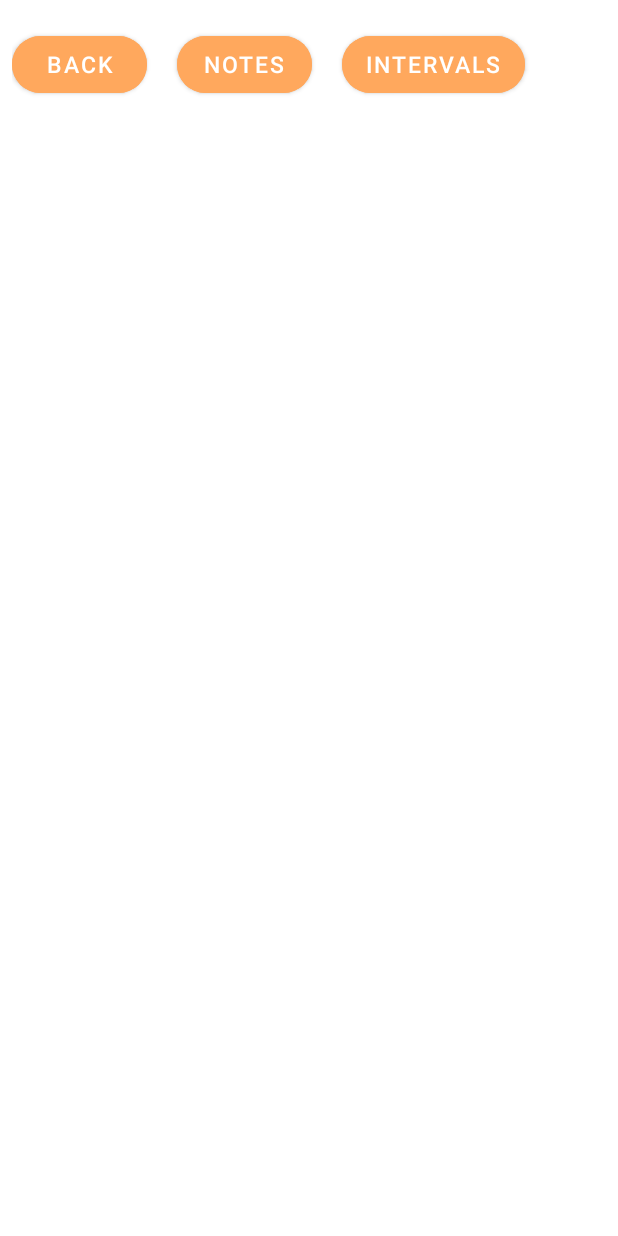
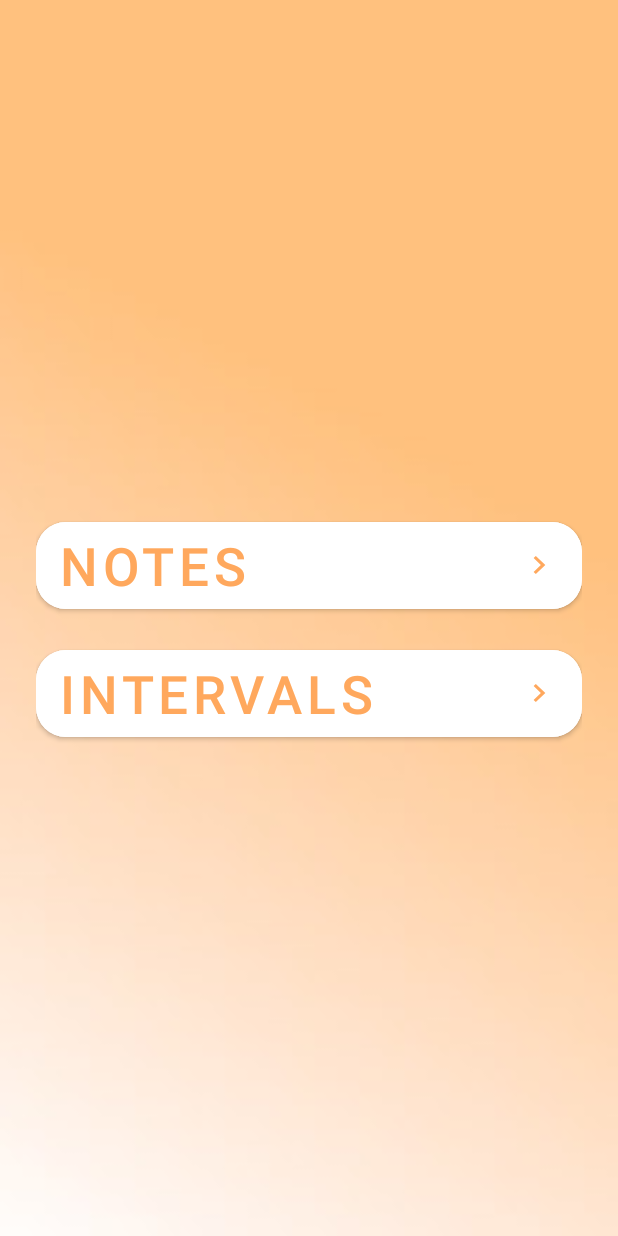
Before and after one commit to elaleksanyan/MusicalEar, an Android app: the LearnPageActivity screen opened directly, with no data from a screen before it, on a phone screen of 412 x 824 dp. Run offline under Robolectric (Android 15) with nearby library versions, the phone set to English and light mode, and no system bars.

Commit message:
changes in activity_learn_page.xml and connected Firebase

```diff
--- a/app/build.gradle
+++ b/app/build.gradle
@@ -1,5 +1,6 @@
 plugins {
     id 'com.android.application'
+    id 'com.google.gms.google-services'
 }
 
 android {
@@ -33,6 +34,7 @@ dependencies {
     implementation 'androidx.appcompat:appcompat:1.6.1'
     implementation 'com.google.android.material:material:1.11.0'
     implementation 'androidx.constraintlayout:constraintlayout:2.1.4'
+    implementation 'com.google.firebase:firebase-firestore:24.10.1'
     testImplementation 'junit:junit:4.13.2'
     androidTestImplementation 'androidx.test.ext:junit:1.1.5'
     androidTestImplementation 'androidx.test.espresso:espresso-core:3.5.1'
--- a/app/src/main/java/com/example/myapplicationnnnnnn/LearnPageActivity.java
+++ b/app/src/main/java/com/example/myapplicationnnnnnn/LearnPageActivity.java
@@ -12,7 +12,7 @@ import android.widget.Button;
 
 public class LearnPageActivity extends AppCompatActivity {
 
-    private Button notes_btn, intervals_btn, back_btn;
+    private Button notes_btn, intervals_btn;
     private NotesFragment firstFragment = new NotesFragment();
     private IntervalsFragment secondFragment = new IntervalsFragment();
     @Override    protected void onCreate(@Nullable Bundle savedInstanceState) {
@@ -22,36 +22,10 @@ public class LearnPageActivity extends AppCompatActivity {
         setContentView(R.layout.activity_learn_page);
         notes_btn = findViewById(R.id.notes);
         intervals_btn = findViewById(R.id.intervals);
-        back_btn = findViewById(R.id.button_back);
-        setNewFragment();
 
-        notes_btn.setOnClickListener(new View.OnClickListener() {
-            @Override
-            public void onClick(View v) {
-                setNewFragment(firstFragment);            }
-        });
-        intervals_btn.setOnClickListener(new View.OnClickListener() {
-            @Override
-            public void onClick(View v) {
-                IntervalsFragment secondFragment = new IntervalsFragment();
-                setNewFragment(secondFragment);            }
-        });
 
-        back_btn.setOnClickListener(new View.OnClickListener() {
-            @Override
-            public void onClick(View v) {
-                Intent intent = new Intent(LearnPageActivity.this, MainPageActivity.class);
-                startActivity(intent);
-            }
-        });
 
     }
-    private void setNewFragment() {}
-
-    private void setNewFragment(Fragment fragment) {
-        FragmentTransaction ft = getSupportFragmentManager().beginTransaction();
-        ft.replace(R.id.frame_layout, fragment);
-        ft.commit();    }
 
 
 
--- a/app/src/main/java/com/example/myapplicationnnnnnn/LoginActivity.java
+++ b/app/src/main/java/com/example/myapplicationnnnnnn/LoginActivity.java
@@ -9,6 +9,8 @@ import android.view.View;
 import android.widget.Button;
 import android.widget.EditText;
 import android.widget.Toast;
+
+
 
 public class LoginActivity extends AppCompatActivity {
 
--- a/app/src/main/res/layout/activity_learn_page.xml
+++ b/app/src/main/res/layout/activity_learn_page.xml
@@ -1,67 +1,47 @@
 <?xml version="1.0" encoding="utf-8"?>
 <LinearLayout
     xmlns:android="http://schemas.android.com/apk/res/android"
+    xmlns:tools="http://schemas.android.com/tools"
     xmlns:app="http://schemas.android.com/apk/res-auto"
-    xmlns:tools="http://schemas.android.com/tools"
+    xmlns:card_view="http://schemas.android.com/apk/res-auto"
     android:layout_width="match_parent"
     android:layout_height="match_parent"
     android:orientation="vertical"
-    >
+    android:gravity="center"
+    android:background="@drawable/background"
+    tools:context=".LearnPageActivity">
     <LinearLayout
-        android:id="@+id/linearLayout"
         android:layout_width="match_parent"
         android:layout_height="wrap_content"
-        android:orientation="horizontal"
-        android:padding="8dp"
-        app:layout_constraintEnd_toEndOf="parent"
-        app:layout_constraintStart_toStartOf="parent"
-        app:layout_constraintTop_toTopOf="parent">
-
+        android:orientation="vertical"
+        android:layout_gravity="center_horizontal"
+        android:padding="24dp">
         <Button
-            android:id="@+id/button_back"
-            android:layout_width="90dp"
-            android:layout_height="50dp"
-            android:layout_marginTop="10dp"
-            android:backgroundTint="@color/orange"
-            android:text="back"
-            android:textAlignment="center"
-            android:textColor="@color/white"
-            android:textSize="15dp"
-            app:cornerRadius="20dp" />
-
-
+            android:layout_width="match_parent"
+            android:layout_height="70dp"
+            android:layout_marginTop="15dp"
+            android:id="@+id/notes"
+            android:text="Notes"
+            android:textColor="@color/orange"
+            android:textSize="35sp"
+            android:textAlignment="viewStart"
+            android:drawableEnd="@drawable/baseline_navigate_next_24"
+            android:drawableTint="@color/orange"
+            android:backgroundTint="@color/white"
+            app:cornerRadius = "20dp"/>
         <Button
-            android:id="@+id/notes"
-            android:layout_width="90dp"
-            android:layout_height="50dp"
-            android:layout_marginHorizontal="20dp"
-            android:layout_marginTop="10dp"
-            android:backgroundTint="@color/orange"
-            android:text="notes"
-            android:textAlignment="center"
-            android:textColor="@color/white"
-            android:textSize="15dp"
-            app:cornerRadius="20dp" />
-        <Button
+            android:layout_width="match_parent"
+            android:layout_height="70dp"
+            android:layout_marginTop="15dp"
             android:id="@+id/intervals"
-            android:layout_width="wrap_content"
-            android:layout_height="50dp"
-            android:layout_marginTop="10dp"
-            android:backgroundTint="@color/orange"
-            android:text="intervals"
-            android:textAlignment="center"
-            android:textColor="@color/white"
-            android:textSize="15dp"
-            app:cornerRadius="20dp" />
+            android:text="Intervals"
+            android:textColor="@color/orange"
+            android:textSize="35sp"
+            android:textAlignment="viewStart"
+            android:drawableEnd="@drawable/baseline_navigate_next_24"
+            android:drawableTint="@color/orange"
+            android:backgroundTint="@color/white"
+            app:cornerRadius = "20dp"/>
     </LinearLayout>
 
-    <FrameLayout
-        android:id="@+id/frame_layout"
-        android:layout_width="match_parent"
-        android:layout_height="match_parent"
-        app:layout_constraintBottom_toBottomOf="parent"
-        app:layout_constraintEnd_toEndOf="parent"
-        app:layout_constraintStart_toStartOf="parent"
-        app:layout_constraintTop_toBottomOf="@+id/linearLayout"
-        tools:ignore="MissingConstraints"></FrameLayout>
 </LinearLayout>
--- a/build.gradle
+++ b/build.gradle
@@ -1,4 +1,8 @@
-// Top-level build file where you can add configuration options common to all sub-projects/modules.
+buildscript {
+    dependencies {
+        classpath 'com.google.gms:google-services:4.4.0'
+    }
+}// Top-level build file where you can add configuration options common to all sub-projects/modules.
 plugins {
     id 'com.android.application' version '8.1.2' apply false
     id 'com.android.library' version '8.1.2' apply false
```
